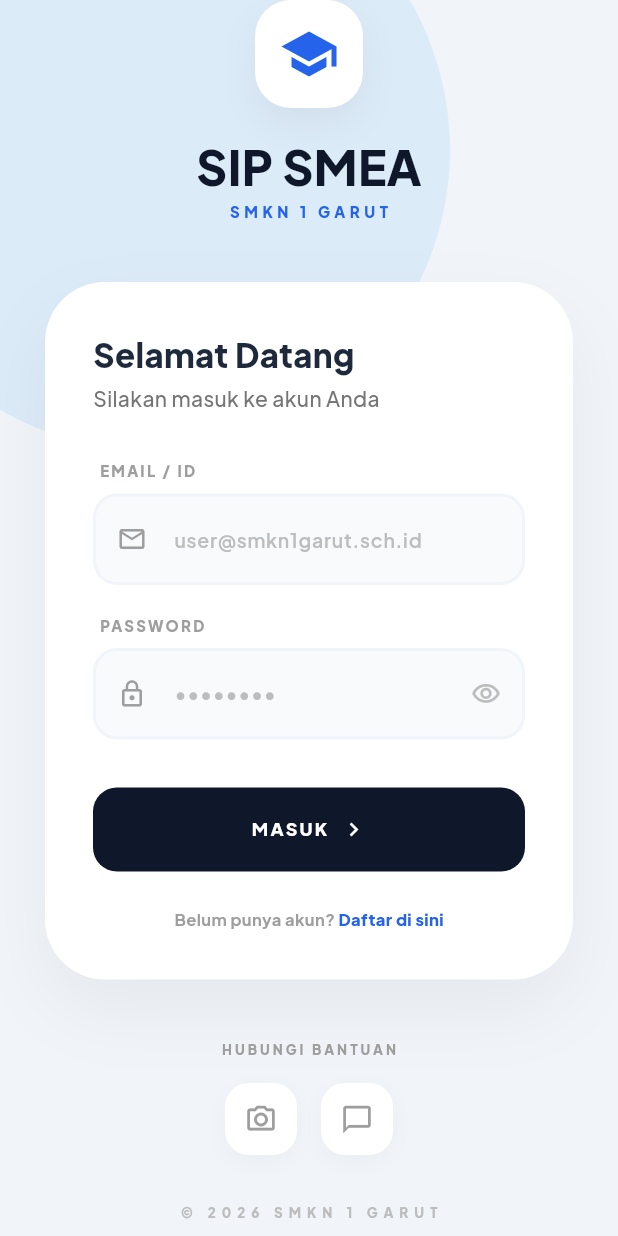
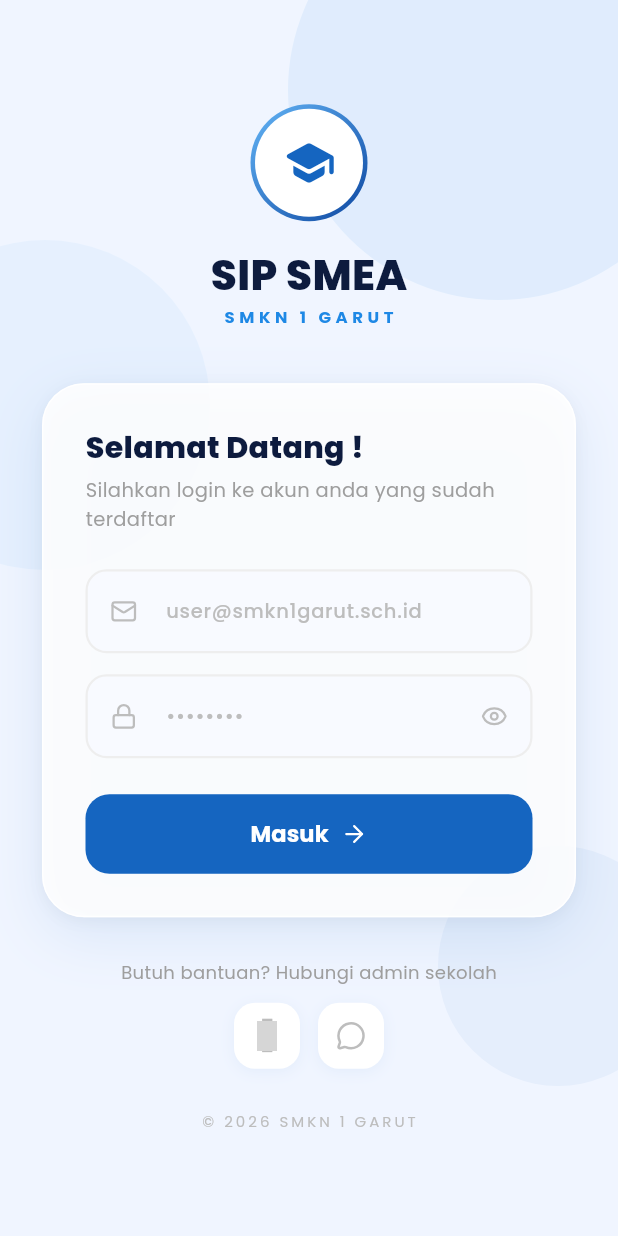
Before and after one commit to ehan122s/sisfo, a Flutter app: the screen it shows after launch, on a phone screen of 412 x 824 dp. Run offline on Flutter 3.47's test engine with Material 3 defaults, Android fonts, the phone set to English and light mode, and no system bars; our stand-ins replace cached_network_image, connectivity_plus, device_info_plus, flutter_image_compress, flutter_map, flutter_riverpod and 13 more; missing offline and left inert: excel; accounts and stored records are empty; grey boxes are pictures that could not be loaded.

Commit message:
hapus register di login

```diff
--- a/lib/src/features/authentication/presentation/login_screen.dart
+++ b/lib/src/features/authentication/presentation/login_screen.dart
@@ -1,8 +1,13 @@
 import 'package:flutter/material.dart';
 import 'package:flutter_riverpod/flutter_riverpod.dart';
 import 'package:google_fonts/google_fonts.dart';
+import 'package:lucide_icons/lucide_icons.dart';
 import '../data/auth_repository.dart';
-import 'register_screen.dart';
+
+const _kBlue900 = Color(0xFF0D47A1);
+const _kBlue700 = Color(0xFF1565C0);
+const _kBlue500 = Color(0xFF1E88E5);
+const _kBlueBg = Color(0xFFF0F5FF);
 
 class LoginScreen extends ConsumerStatefulWidget {
   const LoginScreen({super.key});
@@ -14,274 +19,294 @@
 class _LoginScreenState extends ConsumerState<LoginScreen> {
   bool _obscurePassword = true;
   bool _isLoading = false;
-  final TextEditingController _emailController = TextEditingController();
-  final TextEditingController _passwordController = TextEditingController();
+  final _emailC = TextEditingController();
+  final _passwordC = TextEditingController();
+
+  @override
+  void dispose() {
+    _emailC.dispose();
+    _passwordC.dispose();
+    super.dispose();
+  }
 
   Future<void> _handleLogin() async {
-    final email = _emailController.text.trim();
-    final password = _passwordController.text.trim();
+    final email = _emailC.text.trim();
+    final password = _passwordC.text.trim();
 
     if (email.isEmpty || password.isEmpty) {
-      ScaffoldMessenger.of(context).showSnackBar(
-        const SnackBar(content: Text('Email dan Password harus diisi')),
-      );
+      _showSnack('Email dan password harus diisi', isError: true);
       return;
     }
 
     setState(() => _isLoading = true);
     try {
       await ref.read(authRepositoryProvider).loginWithEmail(email, password);
-      if (mounted) {
-        ScaffoldMessenger.of(context).showSnackBar(
-          const SnackBar(
-            content: Text('Login berhasil!'),
-            backgroundColor: Colors.green,
-          ),
-        );
-      }
     } catch (e) {
-      if (mounted) {
-        ScaffoldMessenger.of(context).showSnackBar(
-          SnackBar(content: Text(e.toString()), backgroundColor: Colors.red),
-        );
-      }
+      if (mounted) _showSnack(e.toString(), isError: true);
     } finally {
       if (mounted) setState(() => _isLoading = false);
     }
   }
 
+  void _showSnack(String msg, {bool isError = false}) {
+    ScaffoldMessenger.of(context).showSnackBar(
+      SnackBar(
+        content: Text(
+          msg,
+          style: GoogleFonts.poppins(color: Colors.white, fontSize: 13),
+        ),
+        backgroundColor: isError ? Colors.red.shade600 : Colors.green.shade600,
+        behavior: SnackBarBehavior.floating,
+        margin: const EdgeInsets.all(16),
+        shape: RoundedRectangleBorder(borderRadius: BorderRadius.circular(12)),
+      ),
+    );
+  }
+
   @override
   Widget build(BuildContext context) {
     return Scaffold(
-      backgroundColor: const Color(0xFFF1F5F9),
+      backgroundColor: _kBlueBg,
       body: Stack(
         children: [
-          // Background Decoration
+          // Decorative blobs
           Positioned(
-            top: -100,
-            left: -100,
+            top: -80,
+            right: -60,
             child: Container(
-              width: 400,
-              height: 400,
+              width: 280,
+              height: 280,
               decoration: BoxDecoration(
-                color: Colors.blue.withOpacity(0.1),
                 shape: BoxShape.circle,
+                color: _kBlue500.withOpacity(0.08),
+              ),
+            ),
+          ),
+          Positioned(
+            top: 160,
+            left: -80,
+            child: Container(
+              width: 220,
+              height: 220,
+              decoration: BoxDecoration(
+                shape: BoxShape.circle,
+                color: _kBlue300.withOpacity(0.07),
+              ),
+            ),
+          ),
+          Positioned(
+            bottom: 100,
+            right: -40,
+            child: Container(
+              width: 160,
+              height: 160,
+              decoration: BoxDecoration(
+                shape: BoxShape.circle,
+                color: _kBlue700.withOpacity(0.05),
               ),
             ),
           ),
 
-          Center(
+          SafeArea(
+            child: Center(
               child: SingleChildScrollView(
-              padding: const EdgeInsets.symmetric(horizontal: 30),
+                padding: const EdgeInsets.symmetric(horizontal: 28),
                 child: Column(
                   mainAxisAlignment: MainAxisAlignment.center,
                   children: [
-                  // Logo Section
+                    const SizedBox(height: 20),
+
+                    // Logo
                     Container(
-                    padding: const EdgeInsets.all(16),
+                      padding: const EdgeInsets.all(3),
                       decoration: BoxDecoration(
+                        shape: BoxShape.circle,
+                        gradient: const LinearGradient(
+                          colors: [_kBlue300, _kBlue900],
+                          begin: Alignment.topLeft,
+                          end: Alignment.bottomRight,
+                        ),
+                      ),
+                      child: Container(
+                        width: 72,
+                        height: 72,
+                        decoration: const BoxDecoration(
+                          shape: BoxShape.circle,
                           color: Colors.white,
-                      borderRadius: BorderRadius.circular(24),
-                      boxShadow: [
-                        BoxShadow(
-                          color: Colors.black.withOpacity(0.05),
-                          blurRadius: 20,
-                          offset: const Offset(0, 10),
-                        )
-                      ],
                         ),
-                    child: const Icon(Icons.school, size: 40, color: Color(0xFF2563EB)),
+                        child: const Icon(
+                          Icons.school_rounded,
+                          size: 36,
+                          color: _kBlue700,
+                        ),
+                      ),
                     ),
                     const SizedBox(height: 16),
                     Text(
                       'SIP SMEA',
-                    style: GoogleFonts.plusJakartaSans(
-                      fontSize: 32,
-                      fontWeight: FontWeight.w900,
-                      color: const Color(0xFF0F172A),
+                      style: GoogleFonts.poppins(
+                        fontSize: 28,
+                        fontWeight: FontWeight.w800,
+                        color: const Color(0xFF0D1B3E),
                       ),
                     ),
                     Text(
                       'SMKN 1 GARUT',
-                    style: GoogleFonts.plusJakartaSans(
-                      fontSize: 10,
-                      fontWeight: FontWeight.w800,
+                      style: GoogleFonts.poppins(
+                        fontSize: 11,
+                        fontWeight: FontWeight.w700,
                         letterSpacing: 3,
-                      color: const Color(0xFF2563EB),
+                        color: _kBlue500,
                       ),
                     ),
-                  const SizedBox(height: 40),
 
-                  // Login Card
+                    const SizedBox(height: 36),
+
+                    // Card
                     Container(
-                    padding: const EdgeInsets.all(32),
+                      padding: const EdgeInsets.all(28),
                       decoration: BoxDecoration(
-                      color: Colors.white,
-                      borderRadius: BorderRadius.circular(40),
+                        color: Colors.white.withOpacity(0.88),
+                        borderRadius: BorderRadius.circular(28),
                         boxShadow: [
                           BoxShadow(
-                          color: Colors.black.withOpacity(0.05),
-                          blurRadius: 40,
-                          offset: const Offset(0, 20),
-                        )
+                            color: _kBlue700.withOpacity(0.1),
+                            blurRadius: 32,
+                            offset: const Offset(0, 12),
+                          ),
+                          BoxShadow(
+                            color: Colors.black.withOpacity(0.04),
+                            blurRadius: 8,
+                            offset: const Offset(0, 2),
+                          ),
                         ],
+                        border: Border.all(
+                          color: Colors.white.withOpacity(0.9),
+                        ),
                       ),
                       child: Column(
                         crossAxisAlignment: CrossAxisAlignment.start,
                         children: [
                           Text(
-                          'Selamat Datang',
-                          style: GoogleFonts.plusJakartaSans(
-                            fontSize: 22,
-                            fontWeight: FontWeight.w900,
-                            color: const Color(0xFF1E293B),
+                            'Selamat Datang !',
+                            style: GoogleFonts.poppins(
+                              fontSize: 20,
+                              fontWeight: FontWeight.w800,
+                              color: const Color(0xFF0D1B3E),
                             ),
                           ),
                           const SizedBox(height: 4),
                           Text(
-                          'Silakan masuk ke akun Anda',
-                          style: GoogleFonts.plusJakartaSans(
-                            fontSize: 14,
-                            color: Colors.grey[600],
-                            fontWeight: FontWeight.w500,
+                            'Silahkan login ke akun anda yang sudah terdaftar',
+                            style: GoogleFonts.poppins(
+                              fontSize: 13,
+                              color: Colors.grey.shade500,
                             ),
                           ),
-                        const SizedBox(height: 32),
+                          const SizedBox(height: 24),
 
-                        // Email Field
-                        _buildLabel('EMAIL / ID'),
-                        _buildTextField(
-                          controller: _emailController,
+                          // Email
+                          _buildField(
+                            controller: _emailC,
                             hint: 'user@smkn1garut.sch.id',
-                          icon: Icons.mail_outline,
+                            label: 'Email',
+                            icon: LucideIcons.mail,
                           ),
-                        const SizedBox(height: 20),
+                          const SizedBox(height: 14),
 
-                        // Password Field
-                        _buildLabel('PASSWORD'),
-                        _buildTextField(
-                          controller: _passwordController,
+                          // Password
+                          _buildField(
+                            controller: _passwordC,
                             hint: '••••••••',
-                          icon: Icons.lock_outline,
+                            label: 'Password',
+                            icon: LucideIcons.lock,
                             isPassword: true,
-                          obscureText: _obscurePassword,
-                          onToggleVisibility: () {
-                            setState(() => _obscurePassword = !_obscurePassword);
-                          },
                           ),
-                        const SizedBox(height: 32),
 
-                        // Login Button
+                          const SizedBox(height: 24),
+
+                          // Login button
                           SizedBox(
                             width: double.infinity,
-                          height: 56,
                             child: ElevatedButton(
                               onPressed: _isLoading ? null : _handleLogin,
                               style: ElevatedButton.styleFrom(
-                              backgroundColor: const Color(0xFF0F172A),
+                                backgroundColor: _kBlue700,
                                 foregroundColor: Colors.white,
+                                disabledBackgroundColor: _kBlue300,
+                                elevation: 0,
+                                padding: const EdgeInsets.symmetric(
+                                  vertical: 16,
+                                ),
                                 shape: RoundedRectangleBorder(
                                   borderRadius: BorderRadius.circular(16),
                                 ),
-                              elevation: 0,
                               ),
                               child: _isLoading
                                   ? const SizedBox(
-                                    height: 24,
-                                    width: 24,
+                                      width: 22,
+                                      height: 22,
                                       child: CircularProgressIndicator(
+                                        strokeWidth: 2.5,
                                         color: Colors.white,
-                                      strokeWidth: 2.5,
                                       ),
                                     )
                                   : Row(
-                                    mainAxisAlignment: MainAxisAlignment.center,
+                                      mainAxisAlignment:
+                                          MainAxisAlignment.center,
                                       children: [
                                         Text(
-                                        'MASUK',
-                                        style: GoogleFonts.plusJakartaSans(
-                                          color: Colors.white,
-                                          fontWeight: FontWeight.w900,
-                                          fontSize: 12,
-                                          letterSpacing: 1.5,
+                                          'Masuk',
+                                          style: GoogleFonts.poppins(
+                                            fontWeight: FontWeight.w700,
+                                            fontSize: 15,
                                           ),
                                         ),
                                         const SizedBox(width: 8),
-                                      const Icon(Icons.chevron_right, color: Colors.white, size: 18),
+                                        const Icon(
+                                          LucideIcons.arrowRight,
+                                          size: 18,
+                                        ),
                                       ],
-                                  ),
-                          ),
-                        ),
-
-                        const SizedBox(height: 24),
-                        Center(
-                          child: Wrap(
-                            children: [
-                              Text(
-                                'Belum punya akun? ',
-                                style: GoogleFonts.plusJakartaSans(
-                                  fontSize: 11,
-                                  color: Colors.grey[500],
-                                  fontWeight: FontWeight.bold,
-                                ),
-                              ),
-                              GestureDetector(
-                                onTap: () {
-                                  Navigator.push(
-                                    context,
-                                    MaterialPageRoute(builder: (context) => const RegisterScreen()),
-                                  );
-                                },
-                                child: Text(
-                                  'Daftar di sini',
-                                  style: GoogleFonts.plusJakartaSans(
-                                    fontSize: 11,
-                                    color: const Color(0xFF2563EB),
-                                    fontWeight: FontWeight.w900,
                                     ),
                             ),
                           ),
                         ],
                       ),
                     ),
-                      ],
+
+                    const SizedBox(height: 28),
+
+                    // Help
+                    Text(
+                      'Butuh bantuan? Hubungi admin sekolah',
+                      style: GoogleFonts.poppins(
+                        fontSize: 12,
+                        color: Colors.grey.shade500,
                       ),
                     ),
-
-                  // Footer Social Media
-                  const SizedBox(height: 40),
-                  Text(
-                    'HUBUNGI BANTUAN',
-                    style: GoogleFonts.plusJakartaSans(
-                      fontSize: 9,
-                      fontWeight: FontWeight.w900,
-                      letterSpacing: 2,
-                      color: Colors.grey[500],
-                    ),
-                  ),
-                  const SizedBox(height: 16),
+                    const SizedBox(height: 12),
                     Row(
                       mainAxisAlignment: MainAxisAlignment.center,
                       children: [
-                      _socialButton(Icons.camera_alt_outlined, Colors.pink),
-                      const SizedBox(width: 16),
-                      _socialButton(Icons.chat_bubble_outline, Colors.green),
+                        _socialBtn(LucideIcons.instagram, Colors.pink),
+                        const SizedBox(width: 12),
+                        _socialBtn(LucideIcons.messageCircle, Colors.green),
                       ],
                     ),
-                  const SizedBox(height: 32),
+
+                    const SizedBox(height: 28),
                     Text(
-
                       '© 2026 SMKN 1 GARUT',
-
-                    style: GoogleFonts.plusJakartaSans(
-                      fontSize: 9,
-                      fontWeight: FontWeight.w900,
-                      letterSpacing: 4,
-                      color: Colors.grey[400],
+                      style: GoogleFonts.poppins(
+                        fontSize: 10,
+                        color: Colors.grey.shade400,
+                        letterSpacing: 2,
                       ),
                     ),
-                  const SizedBox(height: 40),
+                    const SizedBox(height: 20),
                   ],
+                ),
               ),
             ),
           ),
@@ -290,80 +315,79 @@
     );
   }
 
-  Widget _buildLabel(String text) {
-    return Padding(
-      padding: const EdgeInsets.only(left: 4, bottom: 8),
-      child: Text(
-        text,
-        style: GoogleFonts.plusJakartaSans(
-          fontSize: 10,
-          fontWeight: FontWeight.w900,
-          color: Colors.grey[500],
-          letterSpacing: 1.5,
+  Widget _buildField({
+    required TextEditingController controller,
+    required String hint,
+    required String label,
+    required IconData icon,
+    bool isPassword = false,
+  }) {
+    return Container(
+      decoration: BoxDecoration(
+        color: const Color(0xFFF8FAFF),
+        borderRadius: BorderRadius.circular(14),
+        border: Border.all(color: Colors.grey.shade200, width: 1.5),
+      ),
+      child: TextField(
+        controller: controller,
+        obscureText: isPassword ? _obscurePassword : false,
+        keyboardType: isPassword
+            ? TextInputType.text
+            : TextInputType.emailAddress,
+        style: GoogleFonts.poppins(
+          fontSize: 14,
+          fontWeight: FontWeight.w500,
+          color: const Color(0xFF0D1B3E),
+        ),
+        onSubmitted: (_) {
+          if (!isPassword) {
+          } else
+            _handleLogin();
+        },
+        decoration: InputDecoration(
+          hintText: hint,
+          hintStyle: GoogleFonts.poppins(
+            color: Colors.grey.shade400,
+            fontSize: 13,
+          ),
+          prefixIcon: Icon(icon, color: Colors.grey.shade400, size: 18),
+          suffixIcon: isPassword
+              ? IconButton(
+                  icon: Icon(
+                    _obscurePassword ? LucideIcons.eye : LucideIcons.eyeOff,
+                    color: Colors.grey.shade400,
+                    size: 18,
+                  ),
+                  onPressed: () =>
+                      setState(() => _obscurePassword = !_obscurePassword),
+                )
+              : null,
+          border: InputBorder.none,
+          contentPadding: const EdgeInsets.symmetric(
+            vertical: 16,
+            horizontal: 4,
+          ),
         ),
       ),
     );
   }
 
-  Widget _buildTextField({
-    required TextEditingController controller,
-    required String hint,
-    required IconData icon,
-    bool isPassword = false,
-    bool obscureText = false,
-    VoidCallback? onToggleVisibility,
-  }) {
-    return Container(
+  Widget _socialBtn(IconData icon, Color color) => Container(
+    width: 44,
+    height: 44,
     decoration: BoxDecoration(
-        color: const Color(0xFFF8FAFC),
-        borderRadius: BorderRadius.circular(16),
-        border: Border.all(color: const Color(0xFFF1F5F9), width: 2),
+      color: Colors.white,
+      borderRadius: BorderRadius.circular(14),
+      boxShadow: [
+        BoxShadow(
+          color: _kBlue700.withOpacity(0.06),
+          blurRadius: 8,
+          offset: const Offset(0, 2),
         ),
-      child: TextField(
-        controller: controller,
-        obscureText: obscureText,
-        style: GoogleFonts.plusJakartaSans(
-          fontSize: 14,
-          fontWeight: FontWeight.w600,
-          color: const Color(0xFF1E293B),
+      ],
     ),
-        decoration: InputDecoration(
-          hintText: hint,
-          hintStyle: TextStyle(color: Colors.grey[400], fontSize: 13),
-          prefixIcon: Icon(icon, color: Colors.grey[500], size: 20),
-          suffixIcon: isPassword
-              ? IconButton(
-                  icon: Icon(
-                    obscureText ? Icons.visibility_outlined : Icons.visibility_off_outlined,
-                    color: Colors.grey[400],
-                    size: 20,
-                  ),
-                  onPressed: onToggleVisibility,
-                )
-              : null,
-          border: InputBorder.none,
-          contentPadding: const EdgeInsets.symmetric(vertical: 18, horizontal: 16),
-        ),
-      ),
+    child: Icon(icon, color: Colors.grey.shade400, size: 20),
   );
 }
 
-  Widget _socialButton(IconData icon, Color hoverColor) {
-    return Container(
-      width: 48,
-      height: 48,
-      decoration: BoxDecoration(
-        color: Colors.white,
-        borderRadius: BorderRadius.circular(16),
-        boxShadow: [
-          BoxShadow(
-            color: Colors.black.withOpacity(0.03),
-            blurRadius: 10,
-            offset: const Offset(0, 4),
-          )
-        ],
-      ),
-      child: Icon(icon, color: Colors.grey[500], size: 22),
-    );
-  }
-}
+const _kBlue300 = Color(0xFF64B5F6);
```
Lines whose indentation alone changed are shown as unchanged.
